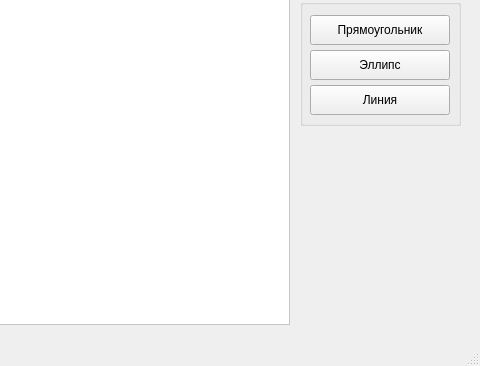
Above: GraphicEditor.ui from Killern1nd404/2025_PV231_VASILEVANDREY_3 before the change; both pictures show x 520 to 1000 and y 334 to 700 of the 1000 by 700 pixel window. Below: the same form after it.
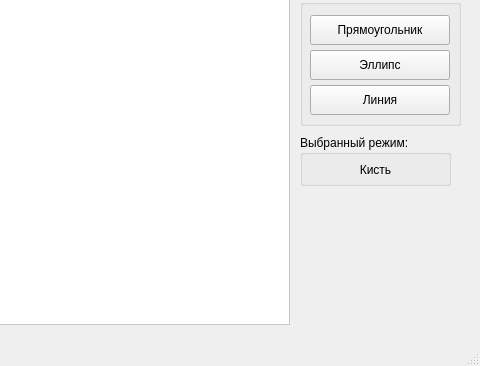
That is the form after the change.

```diff
--- a/GraphicEditor.ui
+++ b/GraphicEditor.ui
@@ -5533,6 +5533,35 @@
      </property>
     </widget>
    </widget>
+   <widget class="QGroupBox" name="groupBox_4">
+    <property name="geometry">
+     <rect>
+      <x>820</x>
+      <y>450</y>
+      <width>151</width>
+      <height>51</height>
+     </rect>
+    </property>
+    <property name="title">
+     <string>Выбранный режим:</string>
+    </property>
+    <widget class="QLabel" name="modeLabel">
+     <property name="geometry">
+      <rect>
+       <x>5</x>
+       <y>25</y>
+       <width>141</width>
+       <height>20</height>
+      </rect>
+     </property>
+     <property name="text">
+      <string>Кисть</string>
+     </property>
+     <property name="alignment">
+      <set>Qt::AlignmentFlag::AlignCenter</set>
+     </property>
+    </widget>
+   </widget>
   </widget>
   <widget class="QMenuBar" name="menubar">
    <property name="geometry">
```
Left out of the diff: 17 changed lines with no effect on the pictures.
